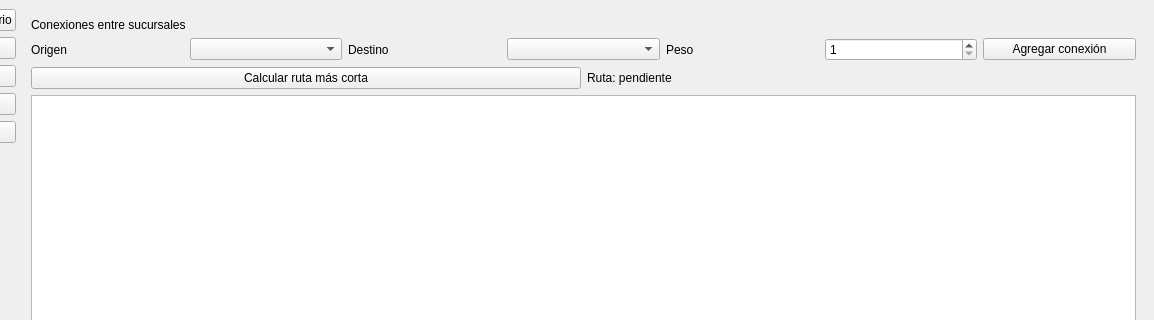
Old version of the form app/gui/main_window.ui in the repository CarlosL62/supermarket-inventory-system; both pictures show x 126 to 1280 and y 0 to 320 of the 1280 by 820 pixel window.
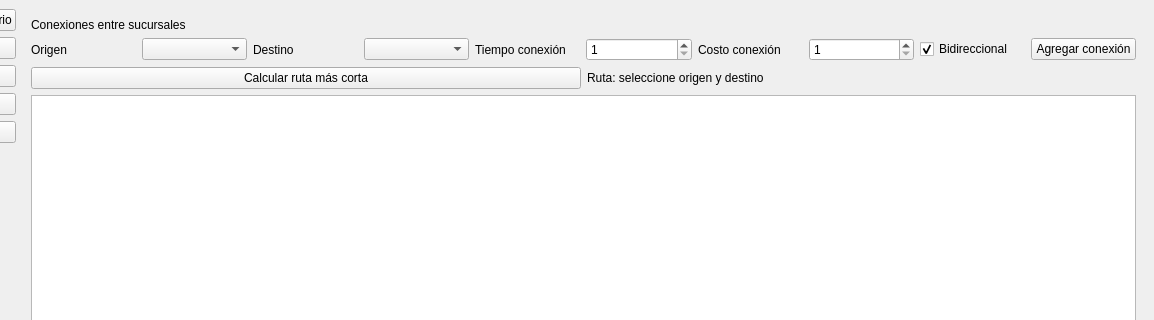
New version of the form. The open tabs and pages were chosen to show the change.

Commit message: feat: implement transfer queue management and enhance branch connection functionality

Diff of the .ui file:
```diff
--- a/app/gui/main_window.ui
+++ b/app/gui/main_window.ui
@@ -244,7 +244,7 @@
             <item>
              <widget class="QLabel" name="labelConnectionWeight">
               <property name="text">
-               <string>Peso</string>
+               <string>Tiempo conexión</string>
               </property>
              </widget>
             </item>
@@ -261,6 +261,36 @@
               </property>
              </widget>
             </item>
+            <item>
+             <widget class="QLabel" name="labelConnectionCost">
+              <property name="text">
+               <string>Costo conexión</string>
+              </property>
+             </widget>
+            </item>
+            <item>
+             <widget class="QSpinBox" name="inputConnectionCost">
+              <property name="minimum">
+               <number>1</number>
+              </property>
+              <property name="maximum">
+               <number>9999</number>
+              </property>
+              <property name="value">
+               <number>1</number>
+              </property>
+             </widget>
+            </item>
+            <item>
+             <widget class="QCheckBox" name="checkBidirectionalConnection">
+              <property name="text">
+               <string>Bidireccional</string>
+              </property>
+              <property name="checked">
+               <bool>true</bool>
+              </property>
+             </widget>
+            </item>
             <item>
              <widget class="QPushButton" name="btnAddConnection">
               <property name="text">
@@ -282,7 +312,7 @@
             <item>
              <widget class="QLabel" name="labelShortestPathResult">
               <property name="text">
-               <string>Ruta: pendiente</string>
+               <string>Ruta: seleccione origen y destino</string>
               </property>
              </widget>
             </item>
```
Left out of the diff: 44 changed lines with no effect on the pictures. The commit also changes 12 other files.
